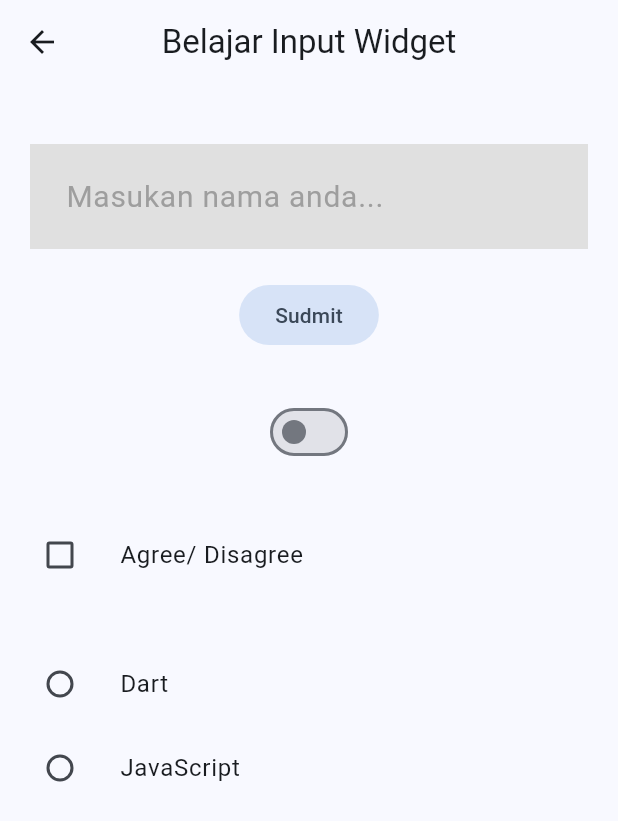
After one commit to Strad16/flutter_application_2, a Flutter app: the screen it shows after launch, after a tap on "Input Widgets", on a phone screen of 412 x 824 dp. The commit adds this screen. Shown: the top 821 px of the screen. Run offline on Flutter 3.47's test engine with Material 3 defaults, Android fonts, the phone set to English and light mode, and no system bars.

Commit message:
update input_widgets dan my_home_page

```diff
--- /dev/null
+++ b/lib/input_widgets/input_widgets.dart
@@ -0,0 +1,136 @@
+import 'package:flutter/material.dart';
+
+class InputWidgets extends StatefulWidget {
+  const InputWidgets({super.key});
+
+  @override
+  State<InputWidgets> createState() => _InputWidgetsState();
+}
+
+class _InputWidgetsState extends State<InputWidgets> {
+  final TextEditingController _namaTextController =TextEditingController() ;
+  // Flag untuk swith
+  bool ligthON = false;
+
+  bool agree = false;
+
+  String? languages;
+  // Menghapus controller ketika halaman / widgetnya
+  // sudah tidak di gunakan
+  // agar tidak terjadi kebocoran memory (memory leak)
+  @override
+  void dispose(){
+    _namaTextController.dispose();
+    super.dispose();
+  }
+  @override
+  Widget build(BuildContext context) {
+    return Scaffold(
+      appBar: AppBar(
+        title: Text("Belajar Input Widget"),
+        centerTitle: true,
+      ),
+      body: Column(
+        children: [
+          Container(
+            margin: EdgeInsets.only(top: 40, left: 20, right: 20),
+            child: TextField(
+              controller: _namaTextController,
+              decoration: InputDecoration(
+                border: InputBorder.none,
+                filled: true,
+                fillColor: Colors.grey[300],
+                hintText: "Masukan nama anda...",
+                hintStyle: TextStyle(
+                  fontSize: 20,
+                  color: Colors.grey,
+                  ),
+                contentPadding: EdgeInsets.all(20),
+              ),
+            ),
+          ),
+          SizedBox(height: 20,),
+          FilledButton.tonal(
+            onPressed: () {
+            showDialog(
+              context: context,
+              builder: (context) {
+                return AlertDialog(
+                  content: Text("Hallo, ${_namaTextController.text}"),
+                );
+              },
+            );
+          }, child: Text("Sudmit")),
+          SizedBox(height: 30),
+          Switch(
+            value: ligthON,
+            onChanged: (bool value) {
+              setState(() {
+                ligthON = value;
+              });
+              ScaffoldMessenger.of(context).showSnackBar(
+                SnackBar
+                  (content: Text(ligthON ? 'Light On' : 'Light Off'),
+                  duration: const Duration(seconds: 1),
+                ),
+              );
+            },
+          ),
+          SizedBox(height: 30),
+          ListTile(
+            leading: Checkbox(
+              value: agree,
+              onChanged: (bool? value) {
+                setState(() {
+                  agree = value!;
+                });
+              },
+            ),
+            title: Text("Agree/ Disagree"),
+          ),
+
+          SizedBox(height: 30),
+          ListTile(
+            leading: Radio(
+              value: "Dart",
+              groupValue: languages,
+                onChanged: (String? value) {
+                  setState(() {
+                    languages = value;
+                  });
+
+                  ScaffoldMessenger.of(context).showSnackBar(
+                    SnackBar(
+                      content: Text("$languages selected"),
+                      duration: const Duration(seconds: 1),
+                    )
+                  );
+                },
+              ),
+              title: Text("Dart"),
+          ),
+
+          ListTile(
+            leading: Radio(
+              value: "JavaScript",
+              groupValue: languages,
+                onChanged: (String? value) {
+                  setState(() {
+                    languages = value;
+                  });
+
+                  ScaffoldMessenger.of(context).showSnackBar(
+                    SnackBar(
+                      content: Text("$languages selected"),
+                      duration: const Duration(seconds: 1),
+                    )
+                  );
+                },
+              ),
+              title: Text("JavaScript"),
+          )
+        ],
+      ),
+    );
+  }
+}
--- a/lib/my_home_page.dart
+++ b/lib/my_home_page.dart
@@ -1,6 +1,7 @@
 import 'package:flutter/cupertino.dart';
 import 'package:flutter/material.dart';
 import 'package:flutter_application_2/container/tutorial_container.dart';
+import 'package:flutter_application_2/input_widgets/input_widgets.dart';
 import 'package:flutter_application_2/latihan/detail_page.dart';
 import 'package:flutter_application_2/latihan/lake_screen.dart';
 import 'package:flutter_application_2/latihan/pavlova_screen.dart';
@@ -69,6 +70,32 @@ class _MyHomePageState extends State<MyHomePage> {
               );
             }, child: const Text("Pavlova Screen")
             ),
+              SizedBox(height: 20,),
+              TextButton(onPressed: () {
+              Navigator.push(context, CupertinoPageRoute(builder: (context) => PavlovaScreen()),
+              );
+            }, child: const Text("Pavlova Screen")
+            ),
+              SizedBox(height: 20,),
+              OutlinedButton(onPressed: () {
+              Navigator.push(context, CupertinoPageRoute(builder: (context) => PavlovaScreen()),
+              );
+            }, child: const Text("Pavlova Screen")
+            ),
+              SizedBox(height: 20,),
+              IconButton(onPressed: () {
+              Navigator.push(context, CupertinoPageRoute(builder: (context) => PavlovaScreen()),
+              );
+            },
+            icon: Icon(Icons.arrow_right),
+            tooltip: "Ke Page Farm Lembang",
+            ),
+              SizedBox(height: 20,),
+              FilledButton(onPressed: () {
+              Navigator.push(context, CupertinoPageRoute(builder: (context) => InputWidgets()),
+              );
+            }, child: const Text("Input Widgets"),
+            ),
           ],
         ),
       ),
```
